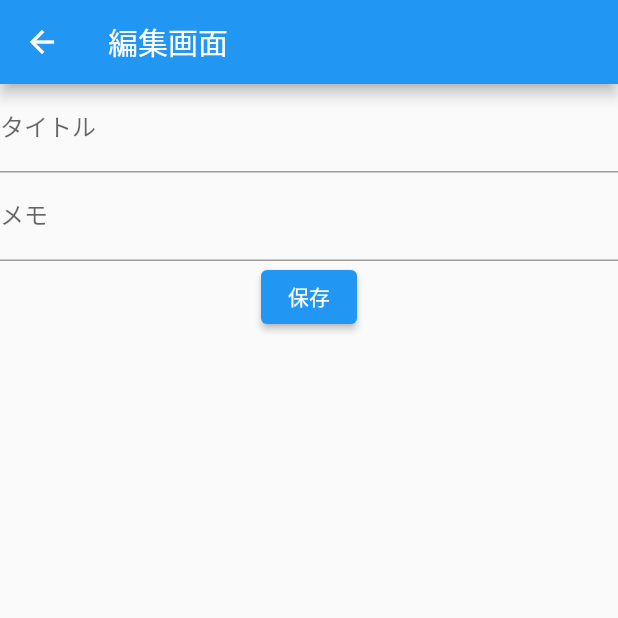
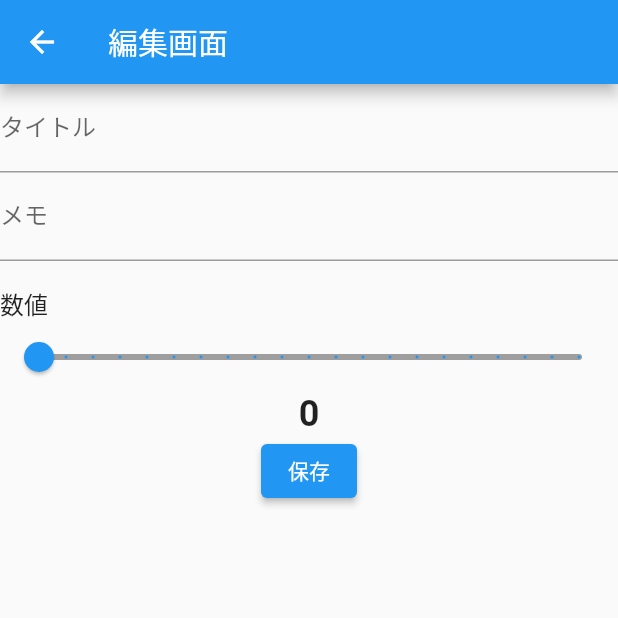
Before and after one commit to shunking-tech/kyouzai_record, a Flutter app: the EditData screen opened directly, after a tap on "保存", on a phone screen of 412 x 824 dp, the top half of it. Run offline on Flutter 3.47's test engine with Material 2 defaults, Android fonts, the phone set to English and light mode, and no system bars.

Commit message:
Sliderで数値選択できるようにする

```diff
--- a/lib/page/edit_data.dart
+++ b/lib/page/edit_data.dart
@@ -10,6 +10,7 @@ class EditData extends StatefulWidget {
 class _EditDataState extends State<EditData> {
   TextEditingController titleEditingController = TextEditingController();
   TextEditingController memoEditingController = TextEditingController();
+  double sliderValue = 0.0;
 
   @override
   Widget build(BuildContext context) {
@@ -32,6 +33,34 @@ class _EditDataState extends State<EditData> {
               labelText: 'メモ',
             ),
           ),
+          SizedBox(
+            height: 16.0,
+          ),
+          Align(
+            alignment: Alignment.centerLeft,
+            child: Text(
+              "数値",
+              style: TextStyle(fontSize: 16),
+            ),
+          ),
+          Slider(
+            label: sliderValue.toInt().toString(),
+            min: 0,
+            max: 100,
+            value: sliderValue,
+            activeColor: Colors.blue,
+            inactiveColor: Colors.grey,
+            divisions: 20,
+            onChanged: (value) {
+              setState(() {
+                sliderValue = value;
+              });
+            },
+          ),
+          Text(
+            sliderValue.toInt().toString(),
+            style: TextStyle(fontSize: 24, fontWeight: FontWeight.bold),
+          ),
           ElevatedButton(
             child: Text("保存"),
             onPressed: () {
@@ -39,6 +68,8 @@ class _EditDataState extends State<EditData> {
               print(titleEditingController.text);
               print("メモ");
               print(memoEditingController.text);
+              print("数値");
+              print(sliderValue);
             },
           ),
         ],
```
